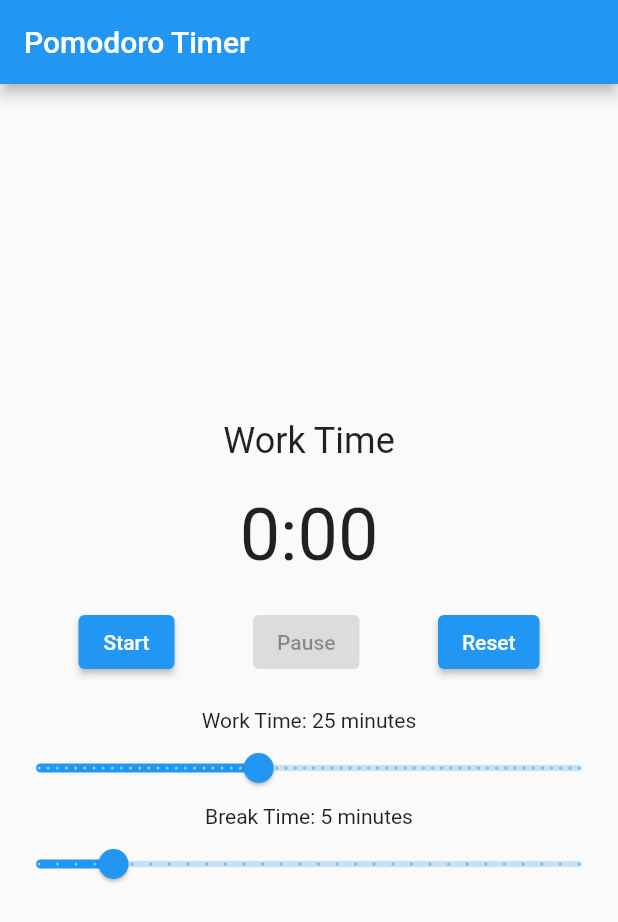
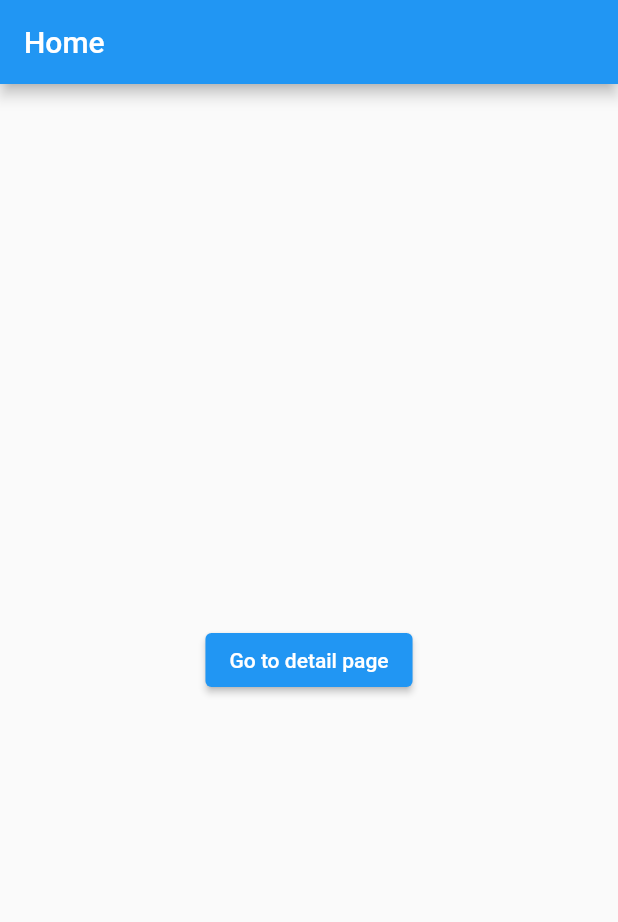
Before and after one commit to zyl-lizi/Flutter_Habit, a Flutter app: the screen it shows after launch, on a phone screen of 412 x 824 dp. Shown: the top 922 px of the screen. Run offline on Flutter 3.47's test engine with Material 2 defaults, Android fonts, the phone set to English and light mode, and no system bars.

Commit message:
路由-实现页面跳转-1

```diff
--- /dev/null
+++ b/flutter_application_1/lib/detail_page.dart
@@ -0,0 +1,21 @@
+// 导入 Flutter 核心库
+import 'package:flutter/material.dart';
+
+// 详情页组件
+class DetailPage extends StatelessWidget {
+  @override
+  Widget build(BuildContext context) {
+    // 创建 Scaffold 组件
+    return Scaffold(
+      // 设置 Scaffold 组件的 AppBar
+      appBar: AppBar(
+        title: Text('Detail'),
+      ),
+      // 设置 Scaffold 组件的主体内容
+      body: Center(
+        // 创建一个 Text 组件
+        child: Text('This is the detail page.'),
+      ),
+    );
+  }
+}
--- a/flutter_application_1/lib/main.dart
+++ b/flutter_application_1/lib/main.dart
@@ -1,135 +1,57 @@
-import 'dart:async';
+// 导入 Flutter 核心库
 import 'package:flutter/material.dart';
 
+// 导入自定义的 DetailPage 类
+import 'detail_page.dart';
+
+// 应用程序入口
 void main() {
+  // 运行应用程序
   runApp(MyApp());
 }
 
-class MyApp extends StatefulWidget {
+// 应用程序的根组件
+class MyApp extends StatelessWidget {
   @override
-  _MyAppState createState() => _MyAppState();
+  Widget build(BuildContext context) {
+    // 创建 MaterialApp 组件
+    return MaterialApp(
+      // 设置应用程序的标题
+      title: 'MyApp',
+      // 设置应用程序的初始路由
+      initialRoute: '/',
+      // 配置应用程序的路由表
+      routes: {
+        // 首页路由
+        '/': (context) => HomePage(),
+        // 详情页路由
+        '/detail': (context) => DetailPage(),
+      },
+    );
+  }
 }
 
-class _MyAppState extends State<MyApp> {
-
-  int _seconds = 0;
-  int _workTime = 25;
-  int _breakTime = 5;
-  Timer? _timer;
-  bool _isWorking = true;
-  bool _isPaused = true;
-
-  void _startTimer() {
-    _isPaused = false;
-    _timer = Timer.periodic(Duration(seconds: 1), (timer) {
-      setState(() {
-        _seconds--;
-      });
-      if (_seconds == 0) {
-        _isWorking = !_isWorking;
-        if (_isWorking) {
-          _seconds = _workTime * 60;
-        } else {
-          _seconds = _breakTime * 60;
-        }
-      }
-    });
-  }
-
-  void _pauseTimer() {
-    if(_timer != null) {
-      setState(() {
-        _isPaused = true;
-      });
-      _timer!.cancel();
-      _timer = null;
-    }
-  }
-
-  void _resetTimer() {
-    if(_timer != null) {
-      _timer!.cancel();
-      _timer = null;
-    }
-    setState(() {
-      _seconds = _workTime * 60;
-      _isWorking = true;
-      _isPaused = true;
-    });
-  }
-
-  @override
-  void dispose() {
-    _timer?.cancel();
-    super.dispose();
-  }
-
+// 首页组件
+class HomePage extends StatelessWidget {
   @override
   Widget build(BuildContext context) {
-    return MaterialApp(
-      title: 'MyApp',
-      home: Scaffold(
-        appBar: AppBar(
-          title: Text('Pomodoro Timer'),
-        ),
-        body: Center(
-          child: Column(
-            mainAxisAlignment: MainAxisAlignment.center,
-            children: [
-              Text(_isWorking ? 'Work Time' : 'Break Time', style: TextStyle(fontSize: 24)),
-              SizedBox(height: 20),
-              Text('${_seconds ~/ 60}:${(_seconds % 60).toString().padLeft(2, '0')}', style: TextStyle(fontSize: 48)),
-              SizedBox(height: 20),
-              Row(
-                mainAxisAlignment: MainAxisAlignment.spaceEvenly,
-                children: [
-                  ElevatedButton(
-                    child: Text('Start'),
-                    onPressed: _isPaused ? _startTimer : null,
-                  ),
-                  ElevatedButton(
-                    child: Text('Pause'),
-                    onPressed: !_isPaused ? _pauseTimer : null,
-                  ),
-                  ElevatedButton(
-                    child: Text('Reset'),
-                    onPressed: _resetTimer,
-                  ),
-                ],
-              ),
-              SizedBox(height: 20),
-              Text('Work Time: $_workTime minutes'),
-              Slider(
-                value: _workTime.toDouble(),
-                min: 1,
-                max: 60,
-                divisions: 59,
-                onChanged: (value) {
-                  setState(() {
-                    _workTime = value.toInt();
-                    if (_isWorking) {
-                      _seconds = _workTime * 60;
-                    }
-                  });
-                },
-              ),
-              Text('Break Time: $_breakTime minutes'),
-              Slider(
-                value: _breakTime.toDouble(),
-                min: 1,
-                max: 30,
-                divisions: 29,
-                onChanged: (value) {
-                  setState(() {
-                    _breakTime = value.toInt();
-                    if (!_isWorking) {
-                      _seconds = _breakTime * 60;
-                    }
-                  });
-                },
-              ),
-            ],
-          ),
+    // 创建 Scaffold 组件
+    return Scaffold(
+      // 设置 Scaffold 组件的 AppBar
+      appBar: AppBar(
+        title: Text('Home'),
+      ),
+      // 设置 Scaffold 组件的主体内容
+      body: Center(
+        // 创建一个 ElevatedButton 组件
+        child: ElevatedButton(
+          // 设置按钮的文本
+          child: Text('Go to detail page'),
+          // 设置按钮的点击事件
+          onPressed: () {
+            // 跳转到详情页
+            Navigator.pushNamed(context, '/detail');
+          },
         ),
       ),
     );
```
